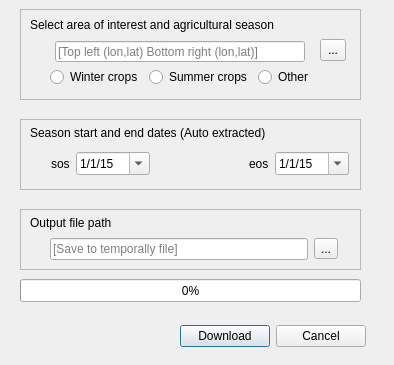
Above: ftw_plugin/download_image.ui from fieldsoftheworld/ftw-qgis-plugin before the change. Below: the same form after it.
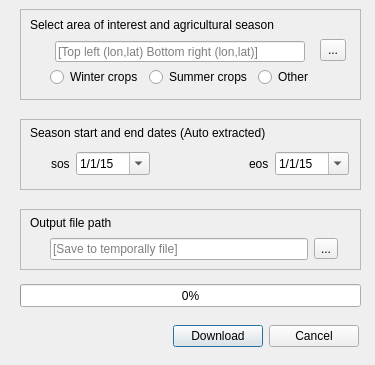
That is the form after the change.

Commit message: download ui functionalities

Patch:
```diff
--- a/ftw_plugin/download_image.ui
+++ b/ftw_plugin/download_image.ui
@@ -6,10 +6,22 @@
    <rect>
     <x>0</x>
     <y>0</y>
-    <width>394</width>
+    <width>375</width>
     <height>365</height>
    </rect>
   </property>
+  <property name="minimumSize">
+   <size>
+    <width>375</width>
+    <height>365</height>
+   </size>
+  </property>
+  <property name="maximumSize">
+   <size>
+    <width>375</width>
+    <height>365</height>
+   </size>
+  </property>
   <property name="windowTitle">
    <string>Dialog</string>
   </property>
@@ -205,7 +217,7 @@
    <property name="geometry">
     <rect>
      <x>20</x>
-     <y>279</y>
+     <y>284</y>
      <width>341</width>
      <height>23</height>
     </rect>
@@ -255,7 +267,7 @@
   <widget class="QWidget" name="">
    <property name="geometry">
     <rect>
-     <x>180</x>
+     <x>173</x>
      <y>320</y>
      <width>186</width>
      <height>32</height>
```
